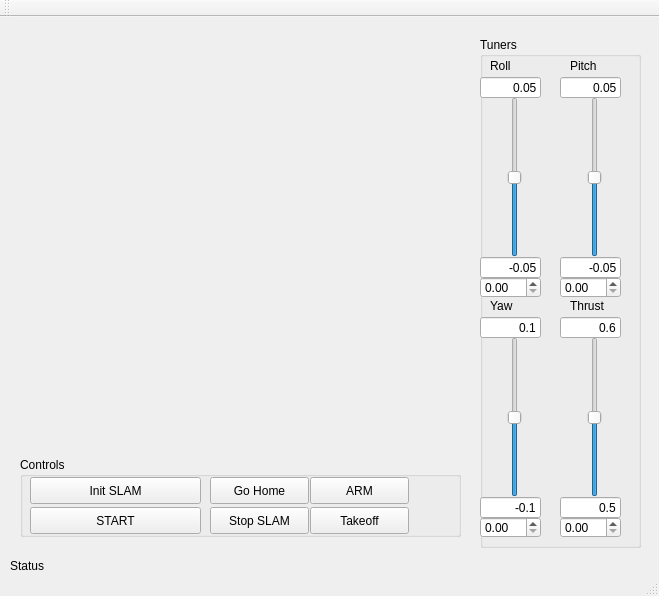
First picture: the form in mainwindow.ui, repository aqadr/SLAMSTATION, before the edit.
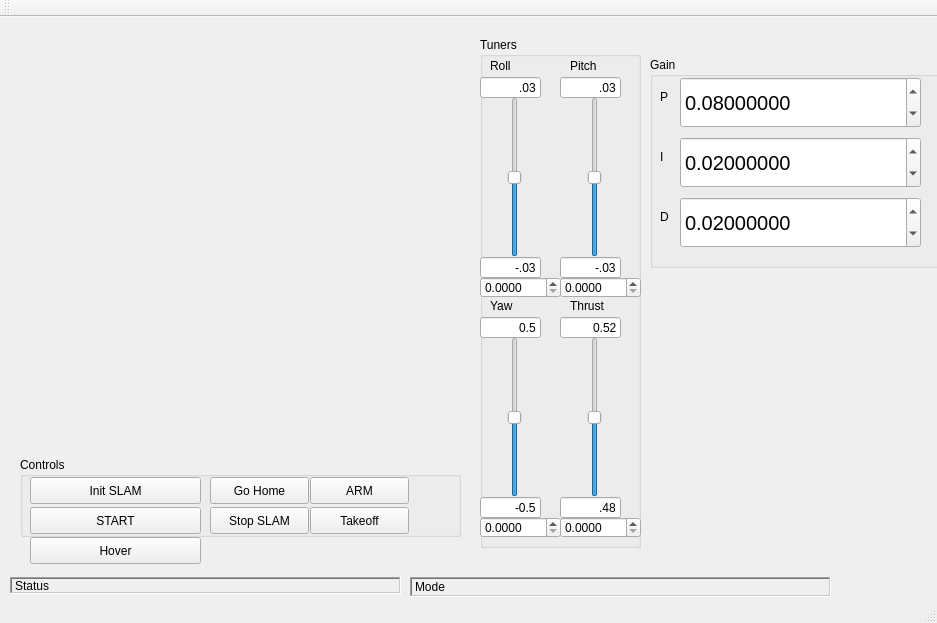
Second picture: the form after the edit. Custom widgets are drawn as their Qt base class.

Diff of the .ui file:
```diff
--- a/mainwindow.ui
+++ b/mainwindow.ui
@@ -6,8 +6,8 @@
    <rect>
     <x>0</x>
     <y>0</y>
-    <width>659</width>
-    <height>596</height>
+    <width>937</width>
+    <height>623</height>
    </rect>
   </property>
   <property name="windowTitle">
@@ -50,10 +50,16 @@
       <rect>
        <x>0</x>
        <y>240</y>
-       <width>61</width>
+       <width>81</width>
        <height>21</height>
       </rect>
      </property>
+     <property name="decimals">
+      <number>4</number>
+     </property>
+     <property name="singleStep">
+      <double>0.005000000000000</double>
+     </property>
     </widget>
     <widget class="QLineEdit" name="txtRollMin">
      <property name="geometry">
@@ -65,7 +71,7 @@
       </rect>
      </property>
      <property name="text">
-      <string>-0.05</string>
+      <string>-.03</string>
      </property>
      <property name="alignment">
       <set>Qt::AlignRight|Qt::AlignTrailing|Qt::AlignVCenter</set>
@@ -81,7 +87,7 @@
       </rect>
      </property>
      <property name="text">
-      <string>0.05</string>
+      <string>.03</string>
      </property>
      <property name="alignment">
       <set>Qt::AlignRight|Qt::AlignTrailing|Qt::AlignVCenter</set>
@@ -97,7 +103,7 @@
       </rect>
      </property>
      <property name="text">
-      <string>-0.05</string>
+      <string>-.03</string>
      </property>
      <property name="alignment">
       <set>Qt::AlignRight|Qt::AlignTrailing|Qt::AlignVCenter</set>
@@ -108,10 +114,16 @@
       <rect>
        <x>80</x>
        <y>240</y>
-       <width>61</width>
+       <width>81</width>
        <height>21</height>
       </rect>
      </property>
+     <property name="decimals">
+      <number>4</number>
+     </property>
+     <property name="singleStep">
+      <double>0.005000000000000</double>
+     </property>
     </widget>
     <widget class="QLineEdit" name="txtPitchMax">
      <property name="geometry">
@@ -123,7 +135,7 @@
       </rect>
      </property>
      <property name="text">
-      <string>0.05</string>
+      <string>.03</string>
      </property>
      <property name="alignment">
       <set>Qt::AlignRight|Qt::AlignTrailing|Qt::AlignVCenter</set>
@@ -139,7 +151,7 @@
       </rect>
      </property>
      <property name="text">
-      <string>-0.1</string>
+      <string>-0.5</string>
      </property>
      <property name="alignment">
       <set>Qt::AlignRight|Qt::AlignTrailing|Qt::AlignVCenter</set>
@@ -150,10 +162,16 @@
       <rect>
        <x>0</x>
        <y>480</y>
-       <width>61</width>
+       <width>81</width>
        <height>21</height>
       </rect>
      </property>
+     <property name="decimals">
+      <number>4</number>
+     </property>
+     <property name="singleStep">
+      <double>0.005000000000000</double>
+     </property>
     </widget>
     <widget class="QLineEdit" name="txtYawMax">
      <property name="geometry">
@@ -165,37 +183,43 @@
       </rect>
      </property>
      <property name="text">
-      <string>0.1</string>
-     </property>
-     <property name="alignment">
-      <set>Qt::AlignRight|Qt::AlignTrailing|Qt::AlignVCenter</set>
-     </property>
-    </widget>
-    <widget class="QLineEdit" name="txtThrustMin">
-     <property name="geometry">
-      <rect>
-       <x>80</x>
-       <y>460</y>
-       <width>61</width>
-       <height>21</height>
-      </rect>
-     </property>
-     <property name="text">
       <string>0.5</string>
      </property>
      <property name="alignment">
       <set>Qt::AlignRight|Qt::AlignTrailing|Qt::AlignVCenter</set>
      </property>
     </widget>
+    <widget class="QLineEdit" name="txtThrustMin">
+     <property name="geometry">
+      <rect>
+       <x>80</x>
+       <y>460</y>
+       <width>61</width>
+       <height>21</height>
+      </rect>
+     </property>
+     <property name="text">
+      <string>.48</string>
+     </property>
+     <property name="alignment">
+      <set>Qt::AlignRight|Qt::AlignTrailing|Qt::AlignVCenter</set>
+     </property>
+    </widget>
     <widget class="QDoubleSpinBox" name="spnThrust">
      <property name="geometry">
       <rect>
        <x>80</x>
        <y>480</y>
-       <width>61</width>
+       <width>81</width>
        <height>21</height>
       </rect>
      </property>
+     <property name="decimals">
+      <number>4</number>
+     </property>
+     <property name="singleStep">
+      <double>0.005000000000000</double>
+     </property>
     </widget>
     <widget class="QLineEdit" name="txtThrustMax">
      <property name="geometry">
@@ -207,7 +231,7 @@
       </rect>
      </property>
      <property name="text">
-      <string>0.6</string>
+      <string>0.52</string>
      </property>
      <property name="alignment">
       <set>Qt::AlignRight|Qt::AlignTrailing|Qt::AlignVCenter</set>
@@ -428,15 +452,186 @@
     <property name="geometry">
      <rect>
       <x>10</x>
-      <y>540</y>
-      <width>191</width>
+      <y>560</y>
+      <width>391</width>
       <height>17</height>
      </rect>
     </property>
+    <property name="frameShape">
+     <enum>QFrame::WinPanel</enum>
+    </property>
+    <property name="frameShadow">
+     <enum>QFrame::Sunken</enum>
+    </property>
     <property name="text">
      <string>Status</string>
     </property>
    </widget>
+   <widget class="QLabel" name="lblMode">
+    <property name="geometry">
+     <rect>
+      <x>410</x>
+      <y>560</y>
+      <width>421</width>
+      <height>20</height>
+     </rect>
+    </property>
+    <property name="frameShape">
+     <enum>QFrame::WinPanel</enum>
+    </property>
+    <property name="frameShadow">
+     <enum>QFrame::Sunken</enum>
+    </property>
+    <property name="text">
+     <string>Mode</string>
+    </property>
+   </widget>
+   <widget class="QGroupBox" name="groupBox">
+    <property name="geometry">
+     <rect>
+      <x>650</x>
+      <y>40</y>
+      <width>291</width>
+      <height>211</height>
+     </rect>
+    </property>
+    <property name="title">
+     <string>Gain</string>
+    </property>
+    <widget class="QLabel" name="label_5">
+     <property name="geometry">
+      <rect>
+       <x>10</x>
+       <y>30</y>
+       <width>21</width>
+       <height>20</height>
+      </rect>
+     </property>
+     <property name="text">
+      <string>P</string>
+     </property>
+    </widget>
+    <widget class="QLabel" name="label_6">
+     <property name="geometry">
+      <rect>
+       <x>10</x>
+       <y>90</y>
+       <width>21</width>
+       <height>20</height>
+      </rect>
+     </property>
+     <property name="text">
+      <string>I</string>
+     </property>
+    </widget>
+    <widget class="QLabel" name="label_7">
+     <property name="geometry">
+      <rect>
+       <x>10</x>
+       <y>150</y>
+       <width>21</width>
+       <height>20</height>
+      </rect>
+     </property>
+     <property name="text">
+      <string>D</string>
+     </property>
+    </widget>
+    <widget class="QDoubleSpinBox" name="spnP">
+     <property name="geometry">
+      <rect>
+       <x>30</x>
+       <y>20</y>
+       <width>241</width>
+       <height>51</height>
+      </rect>
+     </property>
+     <property name="font">
+      <font>
+       <pointsize>15</pointsize>
+      </font>
+     </property>
+     <property name="decimals">
+      <number>8</number>
+     </property>
+     <property name="maximum">
+      <double>2.000000000000000</double>
+     </property>
+     <property name="singleStep">
+      <double>0.002000000000000</double>
+     </property>
+     <property name="value">
+      <double>0.080000000000000</double>
+     </property>
+    </widget>
+    <widget class="QDoubleSpinBox" name="spnI">
+     <property name="geometry">
+      <rect>
+       <x>30</x>
+       <y>80</y>
+       <width>241</width>
+       <height>51</height>
+      </rect>
+     </property>
+     <property name="font">
+      <font>
+       <pointsize>15</pointsize>
+      </font>
+     </property>
+     <property name="decimals">
+      <number>8</number>
+     </property>
+     <property name="maximum">
+      <double>0.500000000000000</double>
+     </property>
+     <property name="singleStep">
+      <double>0.002000000000000</double>
+     </property>
+     <property name="value">
+      <double>0.020000000000000</double>
+     </property>
+    </widget>
+    <widget class="QDoubleSpinBox" name="spnD">
+     <property name="geometry">
+      <rect>
+       <x>30</x>
+       <y>140</y>
+       <width>241</width>
+       <height>51</height>
+      </rect>
+     </property>
+     <property name="font">
+      <font>
+       <pointsize>15</pointsize>
+      </font>
+     </property>
+     <property name="decimals">
+      <number>8</number>
+     </property>
+     <property name="maximum">
+      <double>0.500000000000000</double>
+     </property>
+     <property name="singleStep">
+      <double>0.002000000000000</double>
+     </property>
+     <property name="value">
+      <double>0.020000000000000</double>
+     </property>
+    </widget>
+   </widget>
+   <widget class="QPushButton" name="btnHover">
+    <property name="geometry">
+     <rect>
+      <x>30</x>
+      <y>520</y>
+      <width>171</width>
+      <height>27</height>
+     </rect>
+    </property>
+    <property name="text">
+     <string>Hover</string>
+    </property>
+   </widget>
   </widget>
   <widget class="QToolBar" name="mainToolBar">
    <attribute name="toolBarArea">
```
